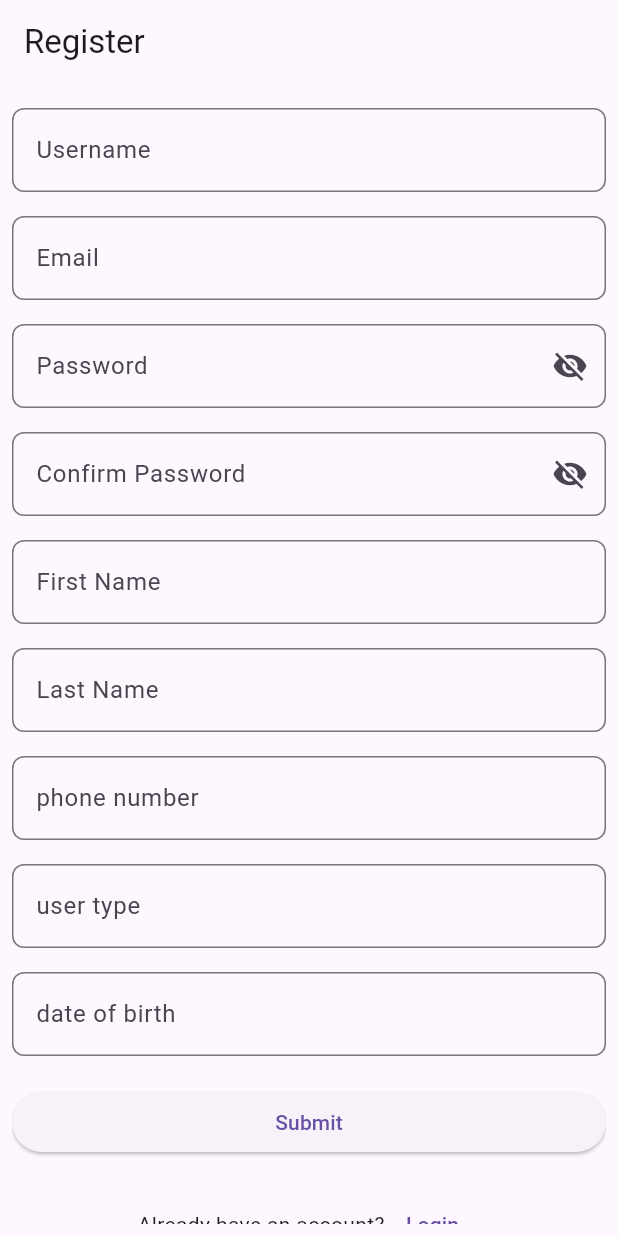
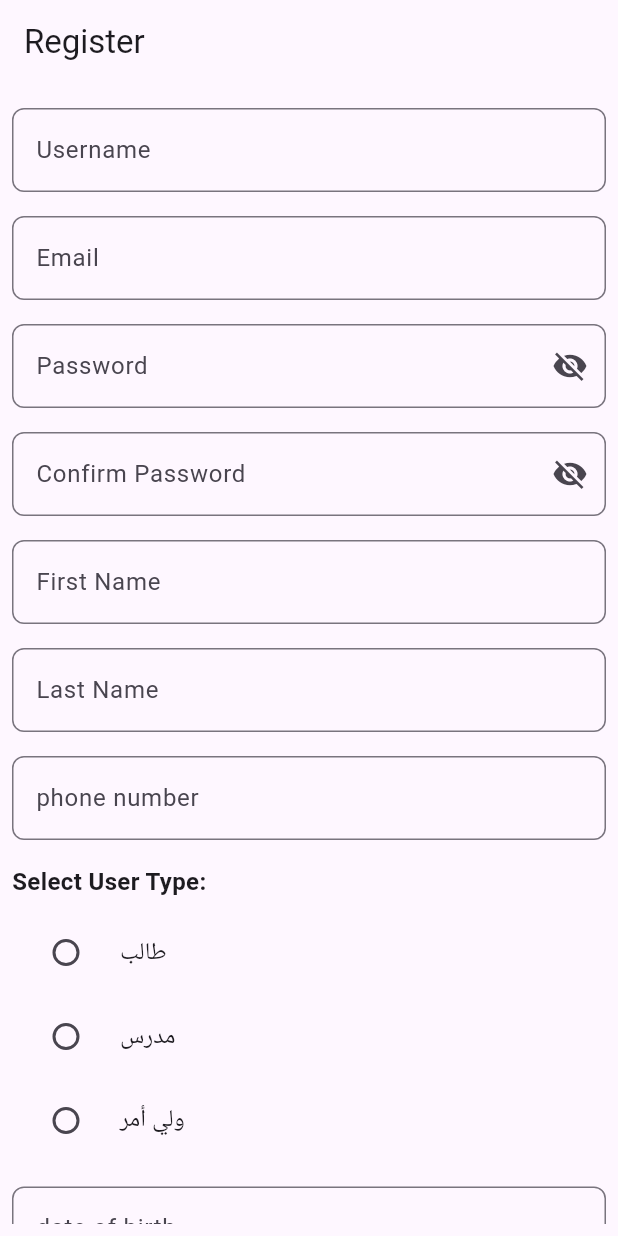
Before and after one commit to 3bowhab/study_platform, a Flutter app: the screen it shows after launch, on a phone screen of 412 x 824 dp. Run offline on Flutter 3.47's test engine with Material 3 defaults, Android fonts, the phone set to English and light mode, and no system bars; our stand-ins replace dio, shared_preferences.

```diff
--- a/lib/helper/api_constants.dart
+++ b/lib/helper/api_constants.dart
@@ -12,4 +12,5 @@ class ApiConstants {
   static const String passwordResetConfirm = "$baseUrl/user/password-reset/confirm";
   static const String deleteAccount = "$baseUrl/user/delete-account/";
   static const String logout = "$baseUrl/user/logout/";
+  static const String linkChild = "$baseUrl/user/link-child/";
 }
--- /dev/null
+++ b/lib/widgets/register_user_type.dart
@@ -0,0 +1,88 @@
+// register_user_type.dart
+import 'package:flutter/material.dart';
+
+class RegisterUserType extends StatefulWidget {
+  final Function(String userType, String? childUsername) onUserTypeSelected;
+
+  const RegisterUserType({super.key, required this.onUserTypeSelected});
+
+  @override
+  State<RegisterUserType> createState() => _RegisterUserTypeState();
+}
+
+class _RegisterUserTypeState extends State<RegisterUserType> {
+  String? userType; // "student" | "teacher" | "parent"
+  String? childUsername;
+
+  @override
+  Widget build(BuildContext context) {
+    return Column(
+      crossAxisAlignment: CrossAxisAlignment.start,
+      children: [
+        const Text(
+          "Select User Type:",
+          style: TextStyle(fontSize: 16, fontWeight: FontWeight.bold),
+        ),
+        const SizedBox(height: 8),
+
+        RadioListTile<String>(
+          title: const Text("طالب"),
+          value: "student",
+          groupValue: userType,
+          onChanged: (val) {
+            setState(() {
+              userType = val;
+              childUsername = null;
+            });
+            widget.onUserTypeSelected(userType!, childUsername);
+          },
+        ),
+        RadioListTile<String>(
+          title: const Text("مدرس"),
+          value: "teacher",
+          groupValue: userType,
+          onChanged: (val) {
+            setState(() {
+              userType = val;
+              childUsername = null;
+            });
+            widget.onUserTypeSelected(userType!, childUsername);
+          },
+        ),
+        RadioListTile<String>(
+          title: const Text("ولي أمر"),
+          value: "parent",
+          groupValue: userType,
+          onChanged: (val) {
+            setState(() {
+              userType = val;
+            });
+            widget.onUserTypeSelected(userType!, childUsername);
+          },
+        ),
+
+        if (userType == "parent") ...[
+          const SizedBox(height: 16),
+          TextFormField(
+            decoration: const InputDecoration(
+              labelText: "اسم المستخدم للابن",
+              border: OutlineInputBorder(),
+            ),
+            onChanged: (val) {
+              setState(() {
+                childUsername = val;
+              });
+              widget.onUserTypeSelected(userType!, childUsername);
+            },
+            validator: (val) {
+              if (userType == "parent" && (val == null || val.isEmpty)) {
+                return "برجاء إدخال اسم الابن";
+              }
+              return null;
+            },
+          ),
+        ],
+      ],
+    );
+  }
+}
```
Also changed, not shown: lib/services/authentication/link_child_service.dart (added, +32 -0 lines), lib/services/authentication/refresh_token_service.dart (+7 -6 lines), lib/views/register_view.dart (+39 -22 lines).
